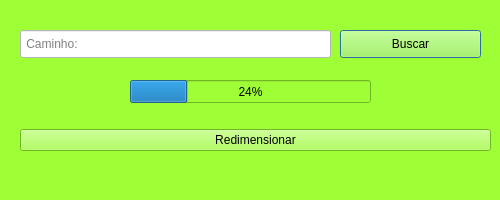
Above: hulk.ui from h0landa/Hulk before the change. Below: the same form after it.
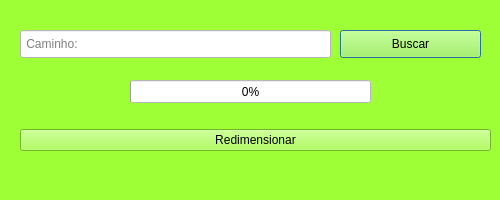
That is the form after the change.

Patch:
```diff
--- a/hulk.ui
+++ b/hulk.ui
@@ -74,8 +74,11 @@
      <height>23</height>
     </rect>
    </property>
+   <property name="styleSheet">
+    <string notr="true">background-color: rgb(255, 255, 255);</string>
+   </property>
    <property name="value">
-    <number>24</number>
+    <number>0</number>
    </property>
   </widget>
  </widget>
```
